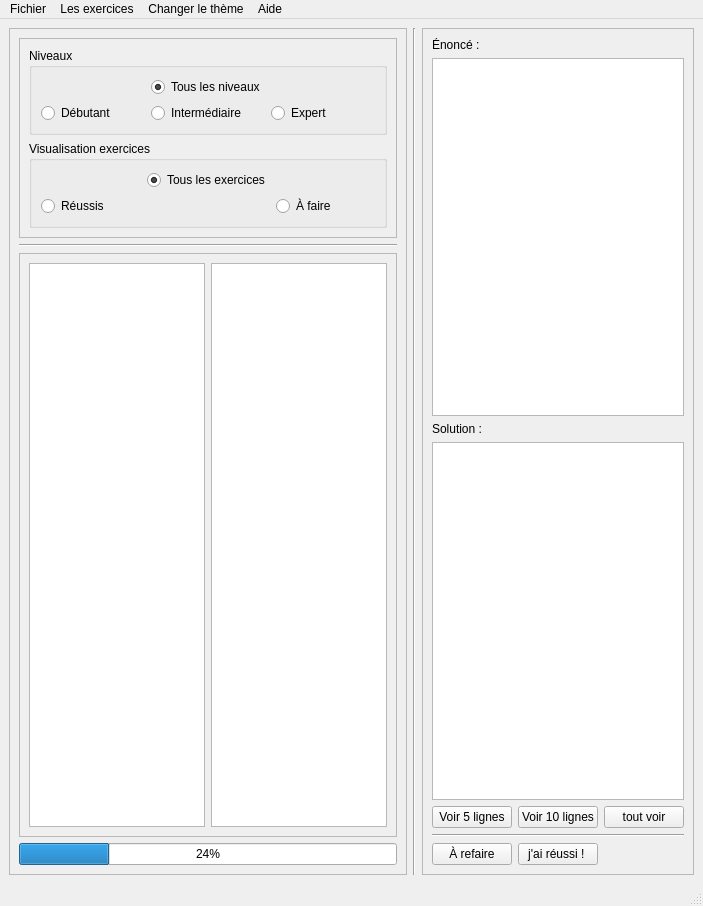
Above: interface_graphique/fenetreprincipale.ui from SandyTaillan/projet-python-exercice1 before the change. Below: the same form after it.
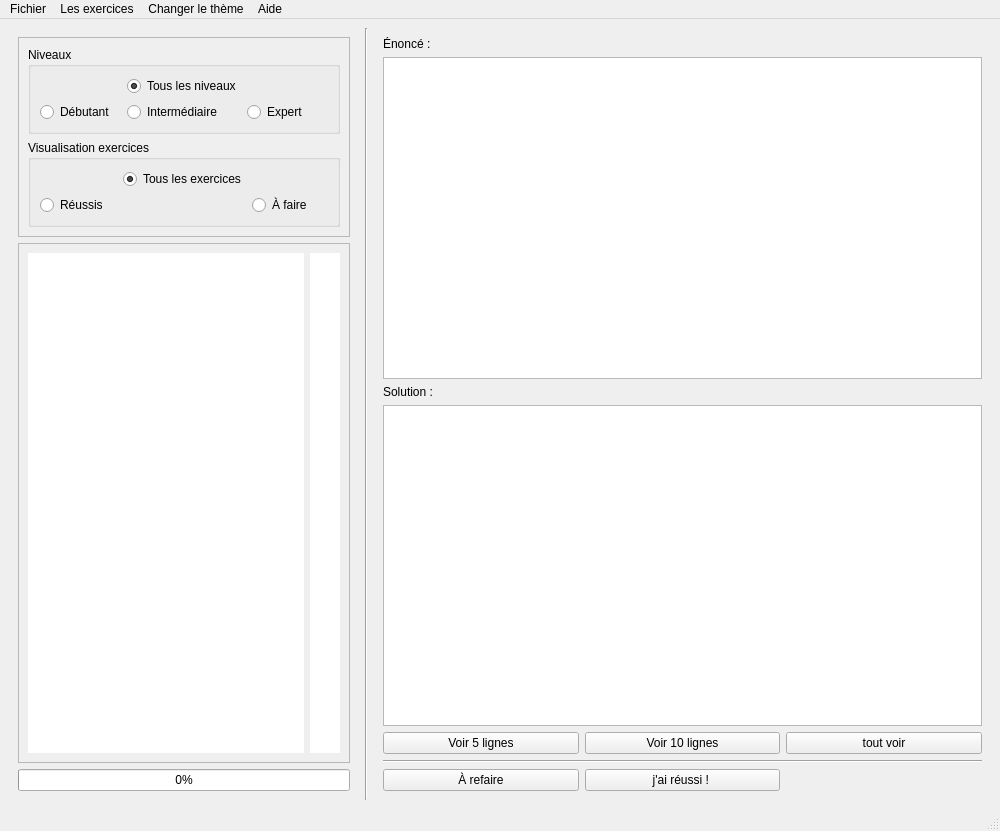
That is the form after the change.

What changed in the file:
```diff
--- a/interface_graphique/fenetreprincipale.ui
+++ b/interface_graphique/fenetreprincipale.ui
@@ -6,10 +6,16 @@
    <rect>
     <x>0</x>
     <y>0</y>
-    <width>703</width>
-    <height>906</height>
+    <width>1000</width>
+    <height>831</height>
    </rect>
   </property>
+  <property name="minimumSize">
+   <size>
+    <width>1000</width>
+    <height>0</height>
+   </size>
+  </property>
   <property name="windowTitle">
    <string>MainWindow</string>
   </property>
@@ -28,7 +34,7 @@
        <bool>true</bool>
       </property>
       <property name="frameShape">
-       <enum>QFrame::StyledPanel</enum>
+       <enum>QFrame::NoFrame</enum>
       </property>
       <property name="frameShadow">
        <enum>QFrame::Raised</enum>
@@ -128,15 +134,27 @@
     </item>
     <item row="0" column="0" rowspan="3">
      <widget class="QFrame" name="Frcolgauche">
+      <property name="maximumSize">
+       <size>
+        <width>350</width>
+        <height>16777215</height>
+       </size>
+      </property>
       <property name="frameShape">
-       <enum>QFrame::StyledPanel</enum>
+       <enum>QFrame::NoFrame</enum>
       </property>
       <property name="frameShadow">
        <enum>QFrame::Raised</enum>
       </property>
       <layout class="QGridLayout" name="gridLayout_7">
-       <item row="2" column="0">
+       <item row="1" column="0">
         <widget class="QFrame" name="frame_4">
+         <property name="maximumSize">
+          <size>
+           <width>450</width>
+           <height>16777215</height>
+          </size>
+         </property>
          <property name="frameShape">
           <enum>QFrame::StyledPanel</enum>
          </property>
@@ -145,23 +163,67 @@
          </property>
          <layout class="QHBoxLayout" name="horizontalLayout">
           <item>
-           <widget class="QListWidget" name="listwid_fichier"/>
+           <widget class="QListWidget" name="listwid_fichier">
+            <property name="minimumSize">
+             <size>
+              <width>200</width>
+              <height>0</height>
+             </size>
+            </property>
+            <property name="maximumSize">
+             <size>
+              <width>300</width>
+              <height>16777215</height>
+             </size>
+            </property>
+            <property name="frameShape">
+             <enum>QFrame::NoFrame</enum>
+            </property>
+           </widget>
           </item>
           <item>
-           <widget class="QListWidget" name="listreussi_fichier"/>
+           <widget class="QListWidget" name="listreussi_fichier">
+            <property name="minimumSize">
+             <size>
+              <width>30</width>
+              <height>0</height>
+             </size>
+            </property>
+            <property name="maximumSize">
+             <size>
+              <width>30</width>
+              <height>16777215</height>
+             </size>
+            </property>
+            <property name="frameShape">
+             <enum>QFrame::NoFrame</enum>
+            </property>
+            <property name="frameShadow">
+             <enum>QFrame::Sunken</enum>
+            </property>
+           </widget>
           </item>
          </layout>
         </widget>
        </item>
-       <item row="1" column="0">
-        <widget class="Line" name="line">
-         <property name="orientation">
-          <enum>Qt::Horizontal</enum>
+       <item row="2" column="0">
+        <widget class="QProgressBar" name="progressBar1">
+         <property name="value">
+          <number>0</number>
+         </property>
+         <property name="invertedAppearance">
+          <bool>false</bool>
          </property>
         </widget>
        </item>
        <item row="0" column="0">
         <widget class="QFrame" name="Fradiobouton">
+         <property name="maximumSize">
+          <size>
+           <width>450</width>
+           <height>16777215</height>
+          </size>
+         </property>
          <property name="frameShape">
           <enum>QFrame::StyledPanel</enum>
          </property>
@@ -245,13 +307,6 @@
          </layout>
         </widget>
        </item>
-       <item row="3" column="0">
-        <widget class="QProgressBar" name="progressBar1">
-         <property name="value">
-          <number>24</number>
-         </property>
-        </widget>
-       </item>
       </layout>
      </widget>
     </item>
@@ -262,7 +317,7 @@
     <rect>
      <x>0</x>
      <y>0</y>
-     <width>703</width>
+     <width>1000</width>
      <height>22</height>
     </rect>
    </property>
```
Left out of the diff: 64 changed lines with no effect on the pictures.
